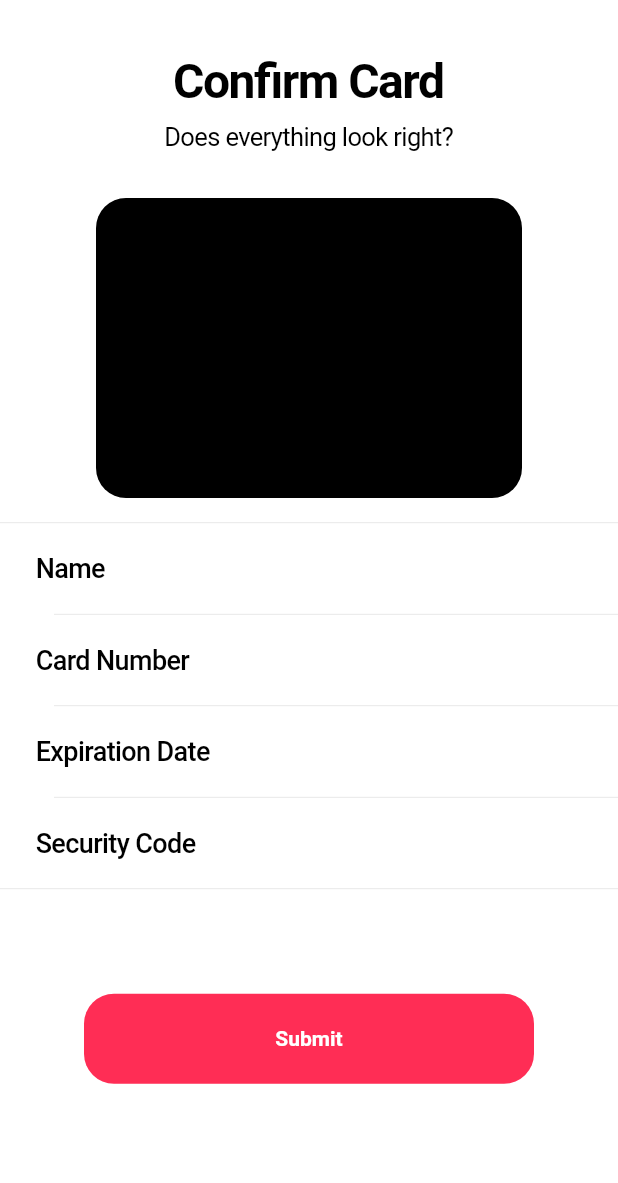
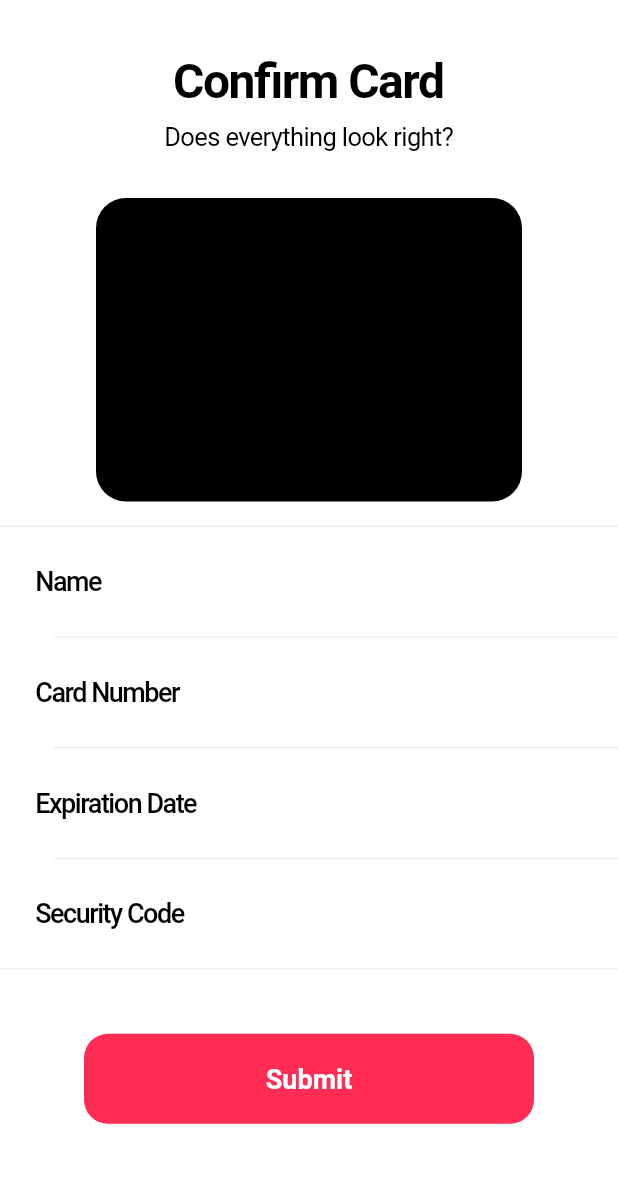
Before and after one commit to amha/my_ios_app, a Flutter app: the ReviewCardDetails screen opened directly with empty values, on a phone screen of 412 x 824 dp, the part 48-1231 px from its top. Run offline on Flutter 3.47's test engine with Material 2 defaults, Android fonts, the phone set to English and light mode, and no system bars; our stand-ins replace carousel_slider.

Commit message:
Applied theme throughout the wallet demo. Fixed layout overflow rendering problem on add_card_review.dart.

```diff
--- a/lib/resources/styles.dart
+++ b/lib/resources/styles.dart
@@ -40,7 +40,26 @@ abstract class Styles {
   }
 
   static TextStyle formLabel(CupertinoThemeData themeData) {
-    return TextStyle(fontSize: 18, fontWeight: FontWeight.w500);
+    return TextStyle(
+        fontSize: 18, fontWeight: FontWeight.w500, letterSpacing: -1);
+  }
+
+  static BorderRadius buttonShape(CupertinoThemeData themeData) {
+    return BorderRadius.all(Radius.circular(16));
+  }
+
+  static TextStyle buttonText(CupertinoThemeData themeData) {
+    return TextStyle(
+        fontSize: 18,
+        fontWeight: FontWeight.w600,
+        color: CupertinoColors.white);
+  }
+
+  static TextStyle deleteActionText(CupertinoThemeData themeData) {
+    return TextStyle(
+        color: CupertinoColors.systemRed,
+        fontSize: 16,
+        fontWeight: FontWeight.w600);
   }
 
   static BorderRadius roundedCorners(CupertinoThemeData themeData) {
--- a/lib/views/wallet/add_card_review.dart
+++ b/lib/views/wallet/add_card_review.dart
@@ -5,8 +5,8 @@
 import 'package:flutter/cupertino.dart';
 import 'package:flutter/material.dart';
 import 'package:my_ios_app/model/wallet/card.dart';
+import 'package:my_ios_app/resources/standard_components.dart';
 import 'package:my_ios_app/resources/styles.dart';
-import 'package:my_ios_app/resources/standard_components.dart';
 
 import 'card_details.dart';
 
@@ -46,19 +46,22 @@ class _ReviewCardDetailsState extends State<ReviewCardDetails> {
                 },
                 child: Text('Cancel',
                     style: Styles.enabledNavigationText(themeData)))),
-        child: Container(
-            width: screenWidth,
         child: Column(children: <Widget>[
           formHeader('$title', '$description'),
-              Container(
+          Expanded(
+            flex: 3,
+            child: Container(
                 height: 200,
                 width: screenWidth,
                 margin: EdgeInsets.fromLTRB(64, 0, 64, 16),
                 decoration: BoxDecoration(
                     color: CupertinoColors.black,
                     borderRadius: BorderRadius.all(Radius.circular(20)))),
+          ),
           Divider(height: 1, thickness: .5),
-              Container(
+          Expanded(
+            flex: 1,
+            child: Container(
               height: 60,
               child: Row(
                 children: <Widget>[
@@ -66,15 +69,17 @@ class _ReviewCardDetailsState extends State<ReviewCardDetails> {
                       flex: 2,
                       child: Padding(
                         padding: const EdgeInsets.symmetric(horizontal: 24),
-                          child:
-                              Text('Name', style: Styles.formLabel(themeData)),
+                        child: Text('Name', style: Styles.formLabel(themeData)),
                       )),
                   Expanded(flex: 3, child: Text(widget.userName)),
                 ],
               ),
             ),
+          ),
           Divider(height: 1, thickness: .5, indent: 36),
-              Container(
+          Expanded(
+            flex: 1,
+            child: Container(
               height: 60,
               child: Row(
                 children: <Widget>[
@@ -89,8 +94,11 @@ class _ReviewCardDetailsState extends State<ReviewCardDetails> {
                 ],
               ),
             ),
+          ),
           Divider(height: 1, thickness: .5, indent: 36),
-              Container(
+          Expanded(
+            flex: 1,
+            child: Container(
               height: 60,
               child: Row(
                 children: <Widget>[
@@ -105,8 +113,11 @@ class _ReviewCardDetailsState extends State<ReviewCardDetails> {
                 ],
               ),
             ),
+          ),
           Divider(height: 1, thickness: .5, indent: 36),
-              Container(
+          Expanded(
+            flex: 1,
+            child: Container(
               height: 60,
               child: Row(
                 children: <Widget>[
@@ -121,15 +132,17 @@ class _ReviewCardDetailsState extends State<ReviewCardDetails> {
                 ],
               ),
             ),
+          ),
           Divider(height: 1, thickness: .5),
-              Flexible(
+          Expanded(
+              flex: 2,
               child: Container(
                   alignment: Alignment.center,
                   child: SizedBox(
                       height: 60,
                       width: 300,
                       child: CupertinoButton.filled(
-                            borderRadius: BorderRadius.all(Radius.circular(20)),
+                        borderRadius: Styles.buttonShape(themeData),
                         onPressed: () {
                           PaymentCard newCard = PaymentCard(
                               widget.cardNumber,
@@ -145,12 +158,12 @@ class _ReviewCardDetailsState extends State<ReviewCardDetails> {
                           Future.delayed(const Duration(seconds: 2), () {
                             Navigator.of(context).pop();
                             Navigator.of(context).push(CupertinoPageRoute(
-                                    builder: (context) =>
-                                        CardDetails(newCard)));
+                                builder: (context) => CardDetails(newCard)));
                           });
                         },
-                            child: Text('Submit')),
-                      )))
-            ])));
+                        child:
+                            Text('Submit', style: Styles.buttonText(themeData)),
+                      ))))
+        ]));
   }
 }
--- a/lib/views/wallet/wallet_home.dart
+++ b/lib/views/wallet/wallet_home.dart
@@ -10,6 +10,8 @@ import 'package:my_ios_app/views/wallet/add_card_type_selection.dart';
 import 'package:my_ios_app/views/wallet/card_details.dart';
 
 class WalletHome extends StatefulWidget {
+  // TODO: Add wallet provider for list of cards.
+
   @override
   State<StatefulWidget> createState() {
     return _WalletHomeState();
@@ -142,6 +144,7 @@ class _WalletHomeState extends State<WalletHome> {
     );
   }
 
+  /// Returns a card UI based on [card] data stored in the wallet provider.
   Widget _buildCard(PaymentCard card) {
     return GestureDetector(
       onTap: () {
```
Also changed, not shown: lib/views/wallet/add_card_step_1.dart (+9 -3 lines), lib/views/wallet/add_card_step_2.dart (+22 -12 lines), lib/views/wallet/add_card_terms.dart (+16 -10 lines), lib/views/wallet/add_card_type_selection.dart (+11 -6 lines), lib/views/wallet/card_details.dart (+5 -2 lines), lib/views/wallet/card_settings.dart (+20 -8 lines). Lines whose indentation alone changed are shown as unchanged.
